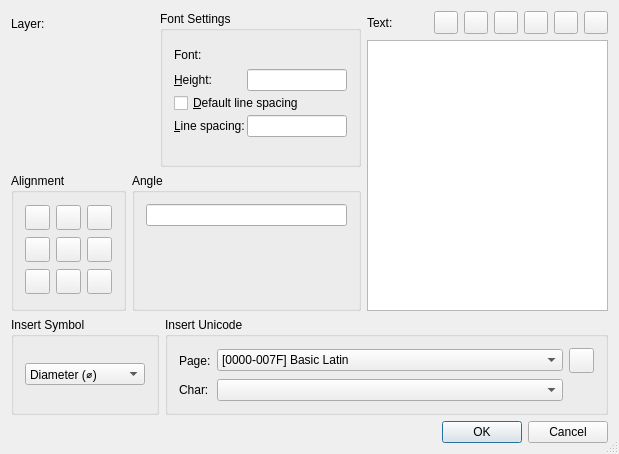
Old version of the form librecad/src/ui/forms/qg_dlgmtext.ui in the repository LibreCAD/LibreCAD.
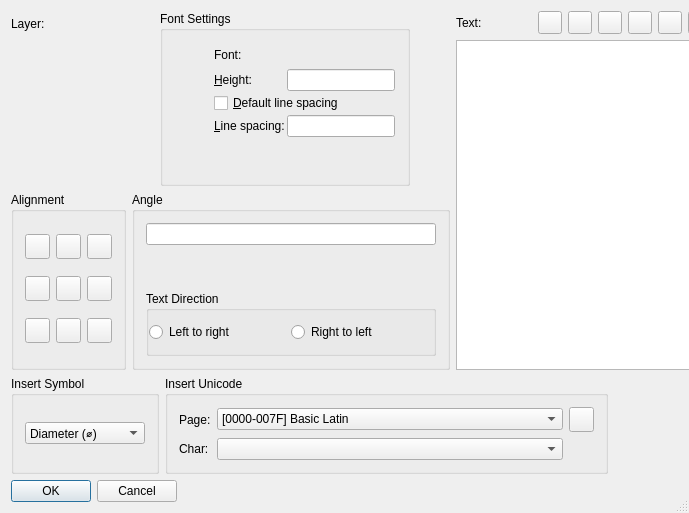
New version of the form. Icons and pictures are not drawn. Custom widgets are drawn as their Qt base class.

Diff of the .ui file:
```diff
--- a/librecad/src/ui/forms/qg_dlgmtext.ui
+++ b/librecad/src/ui/forms/qg_dlgmtext.ui
@@ -6,24 +6,36 @@
    <rect>
     <x>0</x>
     <y>0</y>
-    <width>619</width>
-    <height>454</height>
+    <width>689</width>
+    <height>513</height>
    </rect>
   </property>
+  <property name="sizePolicy">
+   <sizepolicy hsizetype="Maximum" vsizetype="Preferred">
+    <horstretch>0</horstretch>
+    <verstretch>0</verstretch>
+   </sizepolicy>
+  </property>
   <property name="windowTitle">
    <string>MText</string>
   </property>
   <property name="sizeGripEnabled">
    <bool>true</bool>
   </property>
-  <layout class="QVBoxLayout">
-   <item>
-    <layout class="QHBoxLayout">
-     <item>
-      <layout class="QVBoxLayout">
-       <item>
-        <layout class="QHBoxLayout">
-         <item>
+  <layout class="QFormLayout" name="formLayout">
+   <item row="0" column="0">
+    <layout class="QGridLayout" name="gridLayout_2">
+     <item row="0" column="0">
+      <layout class="QGridLayout" name="gridLayout_3">
+       <property name="sizeConstraint">
+        <enum>QLayout::SetMinimumSize</enum>
+       </property>
+       <item row="0" column="0">
+        <layout class="QGridLayout" name="gridLayout_4">
+         <property name="sizeConstraint">
+          <enum>QLayout::SetMinAndMaxSize</enum>
+         </property>
+         <item row="0" column="0">
           <layout class="QVBoxLayout" name="vlAttributes">
            <item>
             <layout class="QHBoxLayout">
@@ -62,19 +74,6 @@
                </property>
               </widget>
              </item>
-             <item>
-              <spacer name="horizontalSpacer_5">
-               <property name="orientation">
-                <enum>Qt::Horizontal</enum>
-               </property>
-               <property name="sizeHint" stdset="0">
-                <size>
-                 <width>1</width>
-                 <height>20</height>
-                </size>
-               </property>
-              </spacer>
-             </item>
             </layout>
            </item>
            <item>
@@ -92,7 +91,7 @@
            </item>
           </layout>
          </item>
-         <item>
+         <item row="0" column="1">
           <widget class="QGroupBox" name="bgFont">
            <property name="sizePolicy">
             <sizepolicy hsizetype="Preferred" vsizetype="Preferred">
@@ -107,7 +106,7 @@
             <property name="spacing">
              <number>2</number>
             </property>
-            <item row="5" column="0">
+            <item row="5" column="1">
              <widget class="QLabel" name="lLineSpacingFactor">
               <property name="text">
                <string>&amp;Line spacing:</string>
@@ -120,7 +119,59 @@
               </property>
              </widget>
             </item>
-            <item row="4" column="0" colspan="2">
+            <item row="2" column="2">
+             <widget class="QG_FontBox" name="cbFont" native="true">
+              <property name="sizePolicy">
+               <sizepolicy hsizetype="Expanding" vsizetype="Fixed">
+                <horstretch>0</horstretch>
+                <verstretch>0</verstretch>
+               </sizepolicy>
+              </property>
+              <property name="minimumSize">
+               <size>
+                <width>100</width>
+                <height>25</height>
+               </size>
+              </property>
+              <property name="focusPolicy">
+               <enum>Qt::WheelFocus</enum>
+              </property>
+             </widget>
+            </item>
+            <item row="3" column="2">
+             <widget class="QLineEdit" name="leHeight">
+              <property name="sizePolicy">
+               <sizepolicy hsizetype="Expanding" vsizetype="Fixed">
+                <horstretch>0</horstretch>
+                <verstretch>0</verstretch>
+               </sizepolicy>
+              </property>
+             </widget>
+            </item>
+            <item row="5" column="3">
+             <spacer name="horizontalSpacer">
+              <property name="orientation">
+               <enum>Qt::Horizontal</enum>
+              </property>
+              <property name="sizeHint" stdset="0">
+               <size>
+                <width>1</width>
+                <height>20</height>
+               </size>
+              </property>
+             </spacer>
+            </item>
+            <item row="5" column="2">
+             <widget class="QLineEdit" name="leLineSpacingFactor">
+              <property name="sizePolicy">
+               <sizepolicy hsizetype="Expanding" vsizetype="Fixed">
+                <horstretch>0</horstretch>
+                <verstretch>0</verstretch>
+               </sizepolicy>
+              </property>
+             </widget>
+            </item>
+            <item row="4" column="1" colspan="2">
              <widget class="QCheckBox" name="cbDefault">
               <property name="sizePolicy">
                <sizepolicy hsizetype="Expanding" vsizetype="Fixed">
@@ -136,20 +187,7 @@
               </property>
              </widget>
             </item>
-            <item row="3" column="2">
-             <spacer name="horizontalSpacer_2">
-              <property name="orientation">
-               <enum>Qt::Horizontal</enum>
-              </property>
-              <property name="sizeHint" stdset="0">
-               <size>
-                <width>1</width>
-                <height>20</height>
-               </size>
-              </property>
-             </spacer>
-            </item>
-            <item row="7" column="1">
+            <item row="7" column="2">
              <spacer name="spacer2_2">
               <property name="orientation">
                <enum>Qt::Vertical</enum>
@@ -165,59 +203,20 @@
               </property>
              </spacer>
             </item>
+            <item row="2" column="3">
+             <spacer name="horizontalSpacer_4">
+              <property name="orientation">
+               <enum>Qt::Horizontal</enum>
+              </property>
+              <property name="sizeHint" stdset="0">
+               <size>
+                <width>1</width>
+                <height>20</height>
+               </size>
+              </property>
+             </spacer>
+            </item>
             <item row="3" column="1">
-             <widget class="QLineEdit" name="leHeight">
-              <property name="sizePolicy">
-               <sizepolicy hsizetype="Expanding" vsizetype="Fixed">
-                <horstretch>0</horstretch>
-                <verstretch>0</verstretch>
-               </sizepolicy>
-              </property>
-             </widget>
-            </item>
-            <item row="5" column="2">
-             <spacer name="horizontalSpacer">
-              <property name="orientation">
-               <enum>Qt::Horizontal</enum>
-              </property>
-              <property name="sizeHint" stdset="0">
-               <size>
-                <width>1</width>
-                <height>20</height>
-               </size>
-              </property>
-             </spacer>
-            </item>
-            <item row="7" column="0">
-             <spacer name="spacer2">
-              <property name="orientation">
-               <enum>Qt::Vertical</enum>
-              </property>
-              <property name="sizeType">
-               <enum>QSizePolicy::Expanding</enum>
-              </property>
-              <property name="sizeHint" stdset="0">
-               <size>
-                <width>20</width>
-                <height>16</height>
-               </size>
-              </property>
-             </spacer>
-            </item>
-            <item row="4" column="2">
-             <spacer name="horizontalSpacer_3">
-              <property name="orientation">
-               <enum>Qt::Horizontal</enum>
-              </property>
-              <property name="sizeHint" stdset="0">
-               <size>
-                <width>1</width>
-                <height>20</height>
-               </size>
-              </property>
-             </spacer>
-            </item>
-            <item row="3" column="0">
              <widget class="QLabel" name="lHeight">
               <property name="text">
                <string>&amp;Height:</string>
@@ -230,44 +229,57 @@
               </property>
              </widget>
             </item>
-            <item row="5" column="1">
-             <widget class="QLineEdit" name="leLineSpacingFactor">
-              <property name="sizePolicy">
-               <sizepolicy hsizetype="Expanding" vsizetype="Fixed">
-                <horstretch>0</horstretch>
-                <verstretch>0</verstretch>
-               </sizepolicy>
+            <item row="5" column="0">
+             <spacer name="horizontalSpacer_6">
+              <property name="orientation">
+               <enum>Qt::Horizontal</enum>
               </property>
-             </widget>
+              <property name="sizeHint" stdset="0">
+               <size>
+                <width>40</width>
+                <height>20</height>
+               </size>
+              </property>
+             </spacer>
             </item>
-            <item row="2" column="0">
+            <item row="7" column="1">
+             <spacer name="spacer2">
+              <property name="orientation">
+               <enum>Qt::Vertical</enum>
+              </property>
+              <property name="sizeType">
+               <enum>QSizePolicy::Expanding</enum>
+              </property>
+              <property name="sizeHint" stdset="0">
+               <size>
+                <width>20</width>
+                <height>16</height>
+               </size>
+              </property>
+             </spacer>
+            </item>
+            <item row="4" column="3">
+             <spacer name="horizontalSpacer_3">
+              <property name="orientation">
+               <enum>Qt::Horizontal</enum>
+              </property>
+              <property name="sizeHint" stdset="0">
+               <size>
+                <width>1</width>
+                <height>20</height>
+               </size>
+              </property>
+             </spacer>
+            </item>
+            <item row="2" column="1">
              <widget class="QLabel" name="label">
               <property name="text">
                <string>Font:</string>
               </property>
              </widget>
             </item>
-            <item row="2" column="1">
-             <widget class="QG_FontBox" name="cbFont" native="true">
-              <property name="sizePolicy">
-               <sizepolicy hsizetype="Expanding" vsizetype="Fixed">
-                <horstretch>0</horstretch>
-                <verstretch>0</verstretch>
-               </sizepolicy>
-              </property>
-              <property name="minimumSize">
-               <size>
-                <width>100</width>
-                <height>25</height>
-               </size>
-              </property>
-              <property name="focusPolicy">
-               <enum>Qt::WheelFocus</enum>
-              </property>
-             </widget>
-            </item>
-            <item row="2" column="2">
-             <spacer name="horizontalSpacer_4">
+            <item row="3" column="3">
+             <spacer name="horizontalSpacer_2">
               <property name="orientation">
                <enum>Qt::Horizontal</enum>
               </property>
@@ -282,11 +294,24 @@
            </layout>
           </widget>
          </item>
+         <item row="0" column="2">
+          <spacer name="horizontalSpacer_5">
+           <property name="orientation">
+            <enum>Qt::Horizontal</enum>
+           </property>
+           <property name="sizeHint" stdset="0">
+            <size>
+             <width>40</width>
+             <height>20</height>
+            </size>
+           </property>
+          </spacer>
+         </item>
         </layout>
        </item>
-       <item>
-        <layout class="QHBoxLayout">
-         <item>
+       <item row="1" column="0">
+        <layout class="QGridLayout" name="gridLayout_5">
+         <item row="0" column="0">
           <widget class="QGroupBox" name="bgAlignment">
            <property name="sizePolicy">
             <sizepolicy hsizetype="Fixed" vsizetype="Preferred">
@@ -562,25 +587,19 @@
            </layout>
           </widget>
          </item>
-         <item>
+         <item row="0" column="1">
           <widget class="QGroupBox" name="bgShape">
            <property name="sizePolicy">
-            <sizepolicy hsizetype="Minimum" vsizetype="Preferred">
+            <sizepolicy hsizetype="Expanding" vsizetype="Preferred">
              <horstretch>0</horstretch>
              <verstretch>0</verstretch>
             </sizepolicy>
            </property>
-           <property name="minimumSize">
-            <size>
-             <width>80</width>
-             <height>0</height>
-            </size>
-           </property>
            <property name="title">
             <string>Angle</string>
            </property>
-           <layout class="QVBoxLayout">
-            <item>
+           <layout class="QGridLayout" name="gridLayout_6">
+            <item row="0" column="0">
              <widget class="QLineEdit" name="leAngle">
               <property name="sizePolicy">
                <sizepolicy hsizetype="Expanding" vsizetype="Fixed">
@@ -590,18 +609,53 @@
               </property>
              </widget>
             </item>
-            <item>
-             <spacer name="spacer13">
+            <item row="2" column="0">
+             <widget class="QGroupBox" name="groupBox">
+              <property name="sizePolicy">
+               <sizepolicy hsizetype="MinimumExpanding" vsizetype="Preferred">
+                <horstretch>0</horstretch>
+                <verstretch>0</verstretch>
+               </sizepolicy>
+              </property>
+              <property name="title">
+               <string>Text Direction</string>
+              </property>
+              <layout class="QGridLayout" name="gridLayout">
+               <property name="leftMargin">
+                <number>0</number>
+               </property>
+               <property name="rightMargin">
+                <number>0</number>
+               </property>
+               <property name="horizontalSpacing">
+                <number>0</number>
+               </property>
+               <item row="0" column="0">
+                <widget class="QRadioButton" name="rbLeftToRight">
+                 <property name="text">
+                  <string>Left to right</string>
+                 </property>
+                </widget>
+               </item>
+               <item row="0" column="1">
+                <widget class="QRadioButton" name="rbRightToLeft">
+                 <property name="text">
+                  <string>Right to left</string>
+                 </property>
+                </widget>
+               </item>
+              </layout>
+             </widget>
+            </item>
+            <item row="1" column="0">
+             <spacer name="verticalSpacer">
               <property name="orientation">
                <enum>Qt::Vertical</enum>
               </property>
-              <property name="sizeType">
-               <enum>QSizePolicy::Expanding</enum>
-              </property>
               <property name="sizeHint" stdset="0">
                <size>
                 <width>20</width>
-                <height>1</height>
+                <height>40</height>
                </size>
               </property>
              </spacer>
@@ -613,7 +667,7 @@
        </item>
       </layout>
      </item>
-     <item>
+     <item row="0" column="1">
       <layout class="QVBoxLayout">
        <item>
         <layout class="QHBoxLayout">
@@ -746,9 +800,9 @@
      </item>
     </layout>
    </item>
-   <item>
-    <layout class="QHBoxLayout">
-     <item>
+   <item row="1" column="0">
+    <layout class="QGridLayout" name="gridLayout_7">
+     <item row="0" column="0">
       <widget class="QGroupBox" name="buttonGroup7">
        <property name="sizePolicy">
         <sizepolicy hsizetype="Preferred" vsizetype="Preferred">
@@ -849,7 +903,7 @@
        </layout>
       </widget>
      </item>
-     <item>
+     <item row="0" column="1">
       <widget class="QGroupBox" name="buttonGroup5">
        <property name="title">
         <string>Insert Unicode</string>
@@ -1477,7 +1531,7 @@
      </item>
     </layout>
    </item>
-   <item>
+   <item row="2" column="0">
     <widget class="QDialogButtonBox" name="buttonBox">
      <property name="focusPolicy">
       <enum>Qt::StrongFocus</enum>
```
Left out of the diff: 1 changed line with no effect on the pictures.
